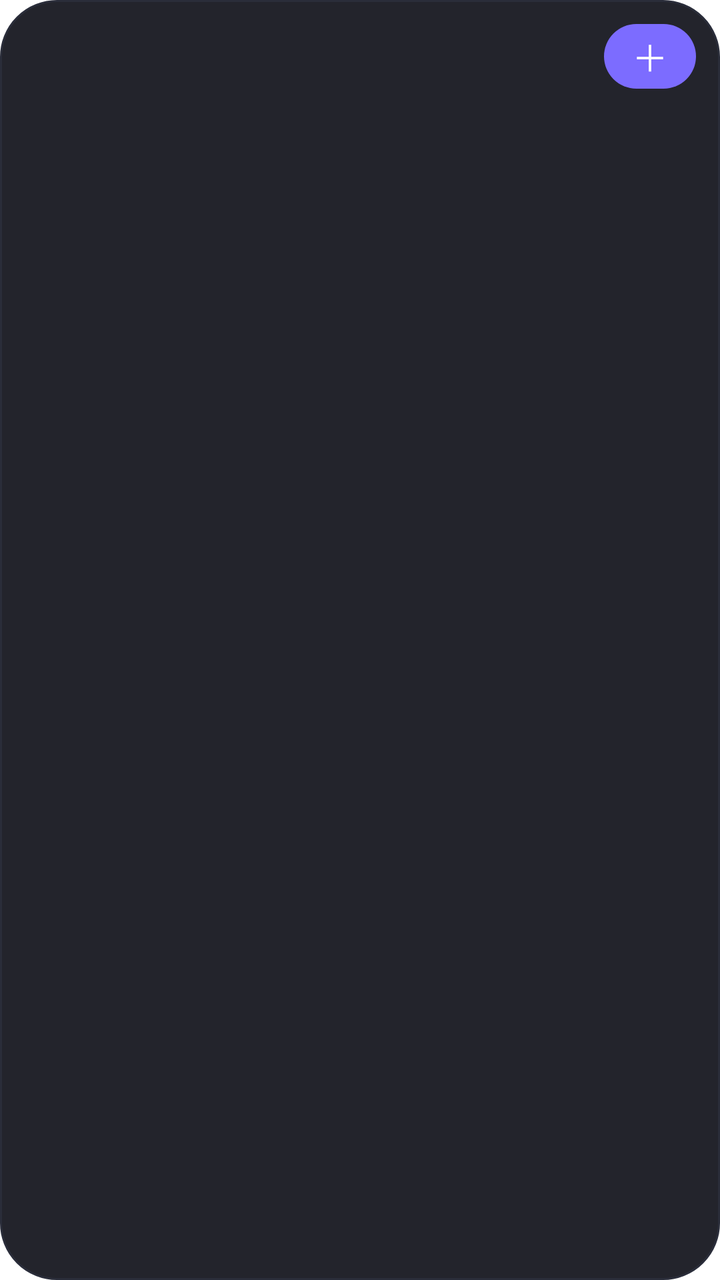
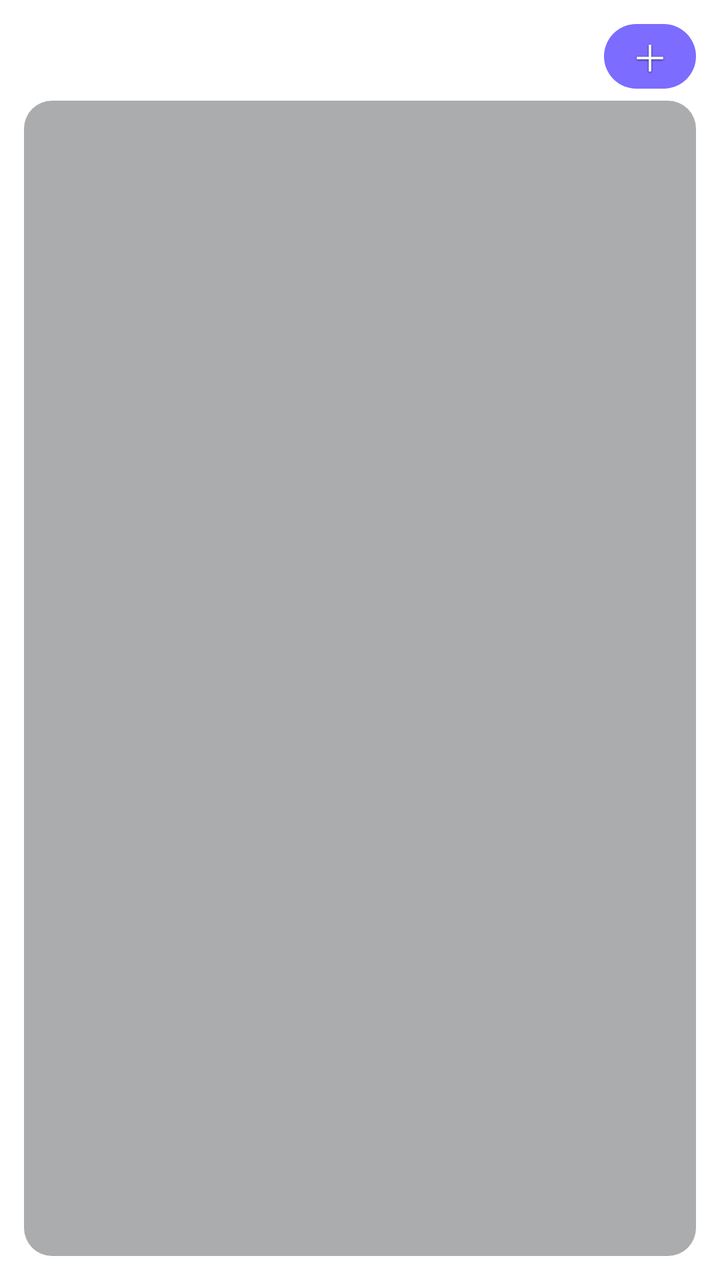

The first picture is an Android layout as it rendered before a commit; the second is the same layout after the commit. The layout source and the unified diff follow.
<!-- AndroidManifest.xml: fallback theme Theme.MaterialComponents.DayNight.NoActionBar -->
<!-- res/layout/desk_widget.xml -->
<?xml version="1.0" encoding="utf-8"?>
<LinearLayout xmlns:android="http://schemas.android.com/apk/res/android"
    android:id="@+id/widget_root"
    android:layout_width="match_parent"
    android:layout_height="match_parent"
    android:orientation="vertical"
    android:padding="12dp"
    android:background="@drawable/widget_bg">

    <LinearLayout
        android:layout_width="match_parent"
        android:layout_height="wrap_content"
        android:gravity="center_vertical"
        android:orientation="horizontal">

        <TextView
            android:id="@+id/w_title"
            android:layout_width="0dp"
            android:layout_height="wrap_content"
            android:layout_weight="1"
            android:maxLines="1"
            android:ellipsize="end"
            android:paddingLeft="4dp"
            android:textColor="#FFF1F3F8"
            android:textSize="15sp"
            android:textStyle="bold" />

        <TextView
            android:id="@+id/w_add"
            android:layout_width="wrap_content"
            android:layout_height="wrap_content"
            android:background="@drawable/w_btn_accent"
            android:paddingLeft="14dp"
            android:paddingTop="3dp"
            android:paddingRight="14dp"
            android:paddingBottom="3dp"
            android:text="＋"
            android:textColor="#FFFFFFFF"
            android:textSize="18sp" />
    </LinearLayout>

    <TextView
        android:id="@+id/w_body"
        android:layout_width="match_parent"
        android:layout_height="match_parent"
        android:layout_marginTop="6dp"
        android:background="@drawable/w_row"
        android:ellipsize="end"
        android:lineSpacingExtra="3dp"
        android:paddingLeft="4dp"
        android:paddingRight="4dp"
        android:textColor="#FFC9D0DE"
        android:textSize="13sp" />
</LinearLayout>
<!-- resources referenced by this layout -->
<resources>
  <!-- drawable w_btn_accent (drawable) -->
  <?xml version="1.0" encoding="utf-8"?>
  <selector xmlns:android="http://schemas.android.com/apk/res/android">
    <item android:state_pressed="true">
      <shape android:shape="rectangle">
        <solid android:color="#FF6454E6" />
        <corners android:radius="20dp" />
      </shape>
    </item>
    <item>
      <shape android:shape="rectangle">
        <solid android:color="#FF7C6CFF" />
        <corners android:radius="20dp" />
      </shape>
    </item>
  </selector>
  <!-- drawable w_row (drawable) -->
  <?xml version="1.0" encoding="utf-8"?>
  <selector xmlns:android="http://schemas.android.com/apk/res/android">
    <item android:state_pressed="true">
      <shape android:shape="rectangle">
        <solid android:color="#26FFFFFF" />
        <corners android:radius="14dp" />
      </shape>
    </item>
    <item>
      <shape android:shape="rectangle">
        <solid android:color="#00FFFFFF" />
        <corners android:radius="14dp" />
      </shape>
    </item>
  </selector>
  <!-- drawable widget_bg (drawable) -->
  <?xml version="1.0" encoding="utf-8"?>
  <shape xmlns:android="http://schemas.android.com/apk/res/android" android:shape="rectangle">
      <solid android:color="#F016171F" />
      <corners android:radius="28dp" />
      <stroke android:width="1dp" android:color="#FF2A2D3A" />
  </shape>
</resources>

<!-- the commit's change to res/layout/desk_widget.xml (unified diff, before → after) -->
@@ -13,7 +13,7 @@
         android:gravity="center_vertical"
         android:orientation="horizontal">
 
-        <TextView
+        <TextView android:shadowColor="#99000000" android:shadowDx="0" android:shadowDy="1" android:shadowRadius="2" 
             android:id="@+id/w_title"
             android:layout_width="0dp"
             android:layout_height="wrap_content"
@@ -25,7 +25,7 @@
             android:textSize="15sp"
             android:textStyle="bold" />
 
-        <TextView
+        <TextView android:shadowColor="#99000000" android:shadowDx="0" android:shadowDy="1" android:shadowRadius="2" 
             android:id="@+id/w_add"
             android:layout_width="wrap_content"
             android:layout_height="wrap_content"
@@ -39,7 +39,7 @@
             android:textSize="18sp" />
     </LinearLayout>
 
-    <TextView
+    <TextView android:shadowColor="#99000000" android:shadowDx="0" android:shadowDy="1" android:shadowRadius="2" 
         android:id="@+id/w_body"
         android:layout_width="match_parent"
         android:layout_height="match_parent"
<!-- resource entries referenced after the edit -->
@@ -21,13 +21,13 @@
   <selector xmlns:android="http://schemas.android.com/apk/res/android">
     <item android:state_pressed="true">
       <shape android:shape="rectangle">
-        <solid android:color="#26FFFFFF" />
+        <solid android:color="#80101218" />
         <corners android:radius="14dp" />
       </shape>
     </item>
     <item>
       <shape android:shape="rectangle">
-        <solid android:color="#00FFFFFF" />
+        <solid android:color="#59101218" />
         <corners android:radius="14dp" />
       </shape>
     </item>
@@ -35,9 +35,8 @@
   <!-- drawable widget_bg (drawable) -->
   <?xml version="1.0" encoding="utf-8"?>
   <shape xmlns:android="http://schemas.android.com/apk/res/android" android:shape="rectangle">
-      <solid android:color="#F016171F" />
+      <solid android:color="#00000000" />
       <corners android:radius="28dp" />
-      <stroke android:width="1dp" android:color="#FF2A2D3A" />
   </shape>
 </resources>
 
